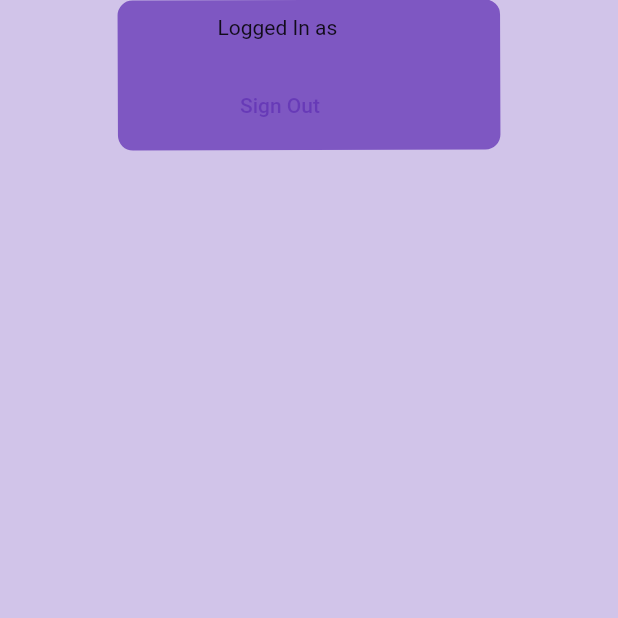
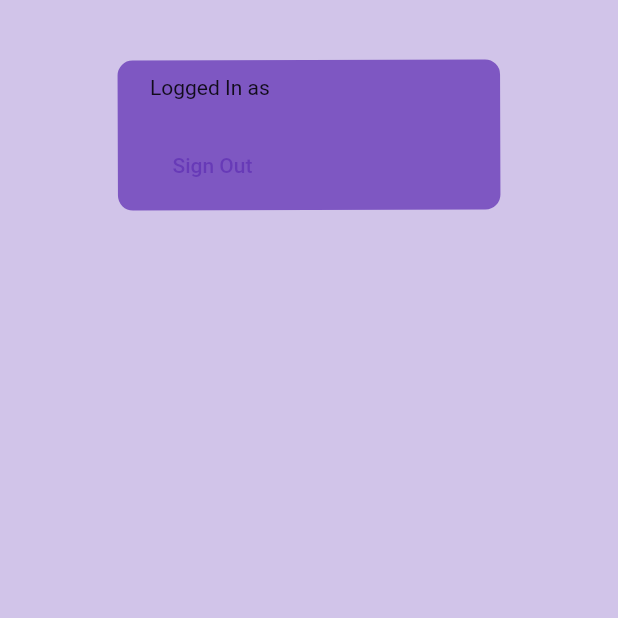
Before and after one commit to kshitiz3133/ModernLoginForm, a Flutter app: the screen it shows once a user with an empty profile is signed in, on a phone screen of 412 x 824 dp, the top half of it. Run offline on Flutter 3.47's test engine with Material 2 defaults, Android fonts, the phone set to English and light mode, and no system bars; our stand-ins replace firebase_auth, firebase_core, get; accounts and stored records are empty; network calls fail.

```diff
--- a/lib/Register/registerpage.dart
+++ b/lib/Register/registerpage.dart
@@ -1,6 +1,6 @@
 import 'package:firebase_auth/firebase_auth.dart';
 import 'package:flutter/material.dart';
-import 'package:get/get.dart';
+//import 'package:get/get.dart';
 import '../Anonymous/anonymous_logic_login.dart';
 import '../Authentication/auth_page.dart';
 import '../Login/loginpage.dart';
@@ -41,7 +41,8 @@ class _RegisterState extends State<Register> {
   Widget build(BuildContext context) {
     return Scaffold(
       resizeToAvoidBottomInset: false,
-      body: Container(
+      body: Stack(
+        children: [Container(
           height: double.maxFinite,
           decoration: BoxDecoration(
               gradient: LinearGradient(
@@ -101,6 +102,7 @@ class _RegisterState extends State<Register> {
             ],
           ),
         ),
+      ]),
     );
   }
 }
--- a/lib/Successlogin/loginsuccess.dart
+++ b/lib/Successlogin/loginsuccess.dart
@@ -46,14 +46,17 @@ class _HomeState extends State<Home> {
         AnimatedContainer(
           duration: Duration(seconds: 1),
           alignment: Alignment(0,a),
-            child: Animatedcircle()),
+            child: Padding(
+              padding: const EdgeInsets.all(40.0),
+              child: Animatedcircle(),
+            )),
         AnimatedContainer(
           alignment: Alignment(0, a),
           duration: const Duration(seconds: 1),
           child: Padding(
-            padding: const EdgeInsets.fromLTRB(145, 10, 0, 0),
+            padding: const EdgeInsets.fromLTRB(100, 50, 0, 0),
             child: SizedBox(
-              height: 65,
+              height: 81,
               child: Row(
                 children: [
                   Column(
```
Lines whose indentation alone changed are shown as unchanged.
